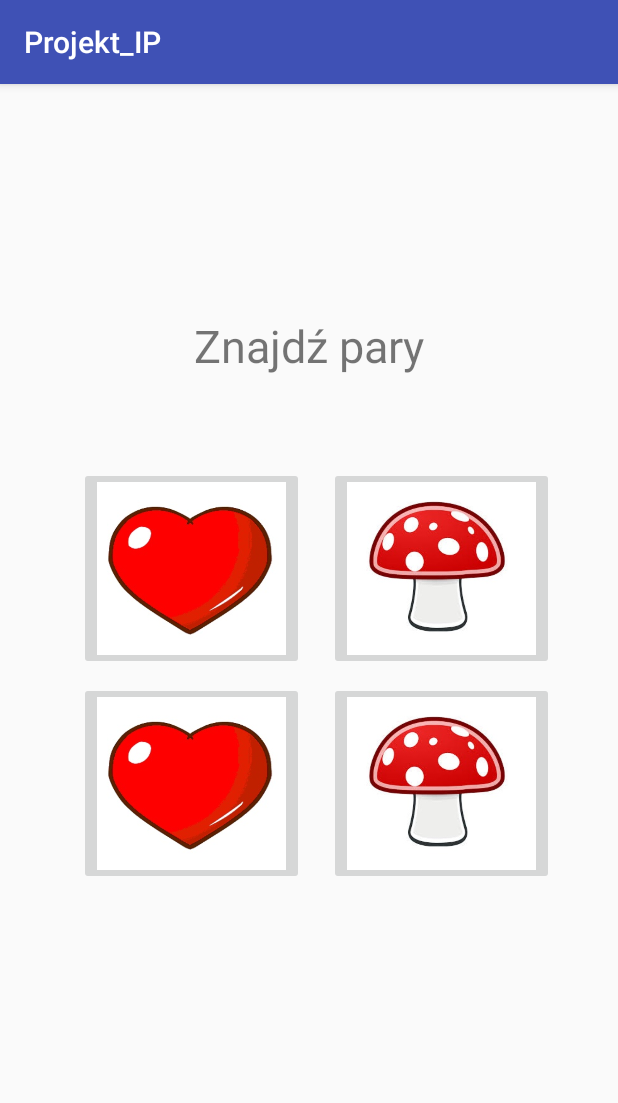
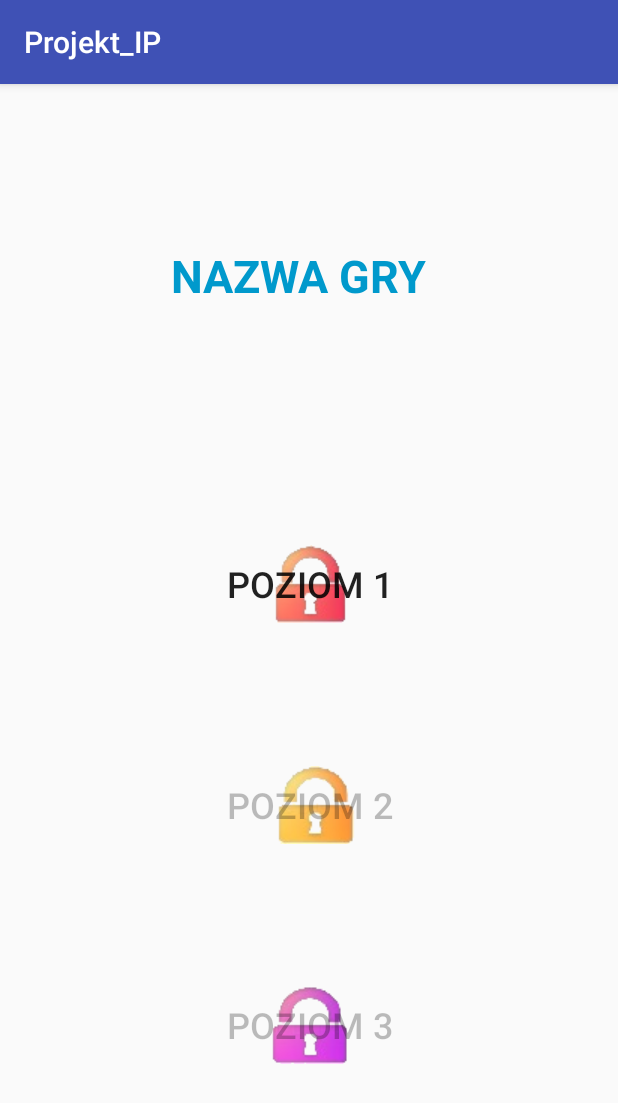
Before and after one commit to dszeliga/projekt_IP, an Android app: the screen it shows after launch (MemoGameActivity before the commit, LevelsManagerActivity after it), after a tap on "MEMO", on a phone screen of 412 x 824 dp. Shown: the top 1103 px of the screen. Run offline under Robolectric (Android 15) with nearby library versions, the phone set to English and light mode, and no system bars.

Commit message:
add levels view

```diff
--- a/app/src/main/AndroidManifest.xml
+++ b/app/src/main/AndroidManifest.xml
@@ -19,7 +19,8 @@
         <activity android:name=".ColoursGameActivity" />
         <activity android:name=".GameActivity" />
         <activity android:name=".CountingGameActivity" />
-        <activity android:name=".MemoGameActivity"></activity>
+        <activity android:name=".MemoGameActivity" />
+        <activity android:name=".LevelsManagerActivity"></activity>
     </application>
 
 </manifest>
--- /dev/null
+++ b/app/src/main/java/com/example/lastwerewolf/projekt_ip/LevelsManagerActivity.java
@@ -0,0 +1,39 @@
+package com.example.lastwerewolf.projekt_ip;
+
+import android.content.Intent;
+import android.support.v7.app.AppCompatActivity;
+import android.os.Bundle;
+import android.view.View;
+import android.widget.Button;
+import android.widget.ImageButton;
+
+public class LevelsManagerActivity extends AppCompatActivity {
+
+    public Button firstLevel;
+    public Button secondLevel;
+    public Button thirdLevel;
+
+    @Override
+    protected void onCreate(Bundle savedInstanceState) {
+        super.onCreate(savedInstanceState);
+        setContentView(R.layout.activity_levels_manager);
+
+
+        firstLevel = findViewById(R.id.firstLevel);
+        secondLevel = findViewById(R.id.secondLevel);
+        thirdLevel = findViewById(R.id.thirdLevel);
+
+
+        firstLevel.setOnClickListener(new View.OnClickListener() {
+            @Override
+            public void onClick(View v) {
+                Intent goToMemoGame = new Intent(v.getContext(), MemoGameActivity.class);
+                finish();
+                startActivity(goToMemoGame);
+            }
+        });
+
+        secondLevel.setEnabled(false);
+        thirdLevel.setEnabled((false));
+    }
+}
--- a/app/src/main/java/com/example/lastwerewolf/projekt_ip/MenuActivity.java
+++ b/app/src/main/java/com/example/lastwerewolf/projekt_ip/MenuActivity.java
@@ -32,9 +32,9 @@ public class MenuActivity extends AppCompatActivity {
         memoGameBtn.setOnClickListener(new View.OnClickListener() {
          @Override
            public void onClick(View v) {
-                Intent goToMemoGame = new Intent(v.getContext(), MemoGameActivity.class);
+                Intent goToLevels = new Intent(v.getContext(), LevelsManagerActivity.class);
                 finish(); // jeśli chcesz, zlikwidować poprzednie activity, aby nie było go na stosie.
-                startActivity(goToMemoGame);
+                startActivity(goToLevels);
          }
        });
     }
--- /dev/null
+++ b/app/src/main/res/layout/activity_levels_manager.xml
@@ -0,0 +1,66 @@
+<?xml version="1.0" encoding="utf-8"?>
+<android.support.constraint.ConstraintLayout xmlns:android="http://schemas.android.com/apk/res/android"
+    xmlns:app="http://schemas.android.com/apk/res-auto"
+    xmlns:tools="http://schemas.android.com/tools"
+    android:layout_width="match_parent"
+    android:layout_height="match_parent"
+    tools:context="com.example.lastwerewolf.projekt_ip.LevelsManagerActivity"
+    tools:layout_editor_absoluteY="81dp">
+
+    <TextView
+        android:id="@+id/NameTxt"
+        android:layout_width="184dp"
+        android:layout_height="wrap_content"
+        android:layout_marginBottom="108dp"
+        android:layout_marginTop="56dp"
+        android:text="NAZWA GRY"
+        android:textColor="@android:color/holo_blue_dark"
+        android:textSize="30sp"
+        android:textStyle="bold"
+        app:layout_constraintBottom_toTopOf="@+id/firstLevel"
+        app:layout_constraintEnd_toEndOf="parent"
+        app:layout_constraintStart_toStartOf="parent"
+        app:layout_constraintTop_toTopOf="parent" />
+
+
+    <Button
+        android:id="@+id/firstLevel"
+        android:layout_width="200dp"
+        android:layout_height="52dp"
+        android:layout_marginBottom="44dp"
+        android:background="@drawable/czerwona"
+        android:text="Poziom 1"
+        android:textSize="24sp"
+        app:layout_constraintBottom_toTopOf="@+id/secondLevel"
+        app:layout_constraintEnd_toEndOf="parent"
+        app:layout_constraintStart_toStartOf="parent"
+        app:layout_constraintTop_toBottomOf="@+id/NameTxt" />
+
+    <Button
+        android:id="@+id/secondLevel"
+        android:layout_width="200dp"
+        android:layout_height="52dp"
+        android:layout_marginBottom="43dp"
+        android:background="@drawable/pomaranczowa"
+        android:text="Poziom 2"
+        android:textSize="24sp"
+        app:layout_constraintBottom_toTopOf="@+id/thirdLevel"
+        app:layout_constraintEnd_toEndOf="parent"
+        app:layout_constraintStart_toStartOf="parent"
+        app:layout_constraintTop_toBottomOf="@+id/firstLevel" />
+
+    <Button
+        android:id="@+id/thirdLevel"
+        android:layout_width="200dp"
+        android:layout_height="52dp"
+        android:layout_marginBottom="63dp"
+        android:background="@drawable/fioletowa"
+        android:text="Poziom 3"
+        android:textSize="24sp"
+        app:layout_constraintBottom_toBottomOf="parent"
+        app:layout_constraintEnd_toEndOf="parent"
+        app:layout_constraintStart_toStartOf="parent"
+        app:layout_constraintTop_toBottomOf="@+id/secondLevel" />
+
+
+</android.support.constraint.ConstraintLayout>
```
Also changed, not shown: app/src/main/res/drawable/czerwona.png (added), app/src/main/res/drawable/fioletowa.png (added), app/src/main/res/drawable/pomaranczowa.png (added).
